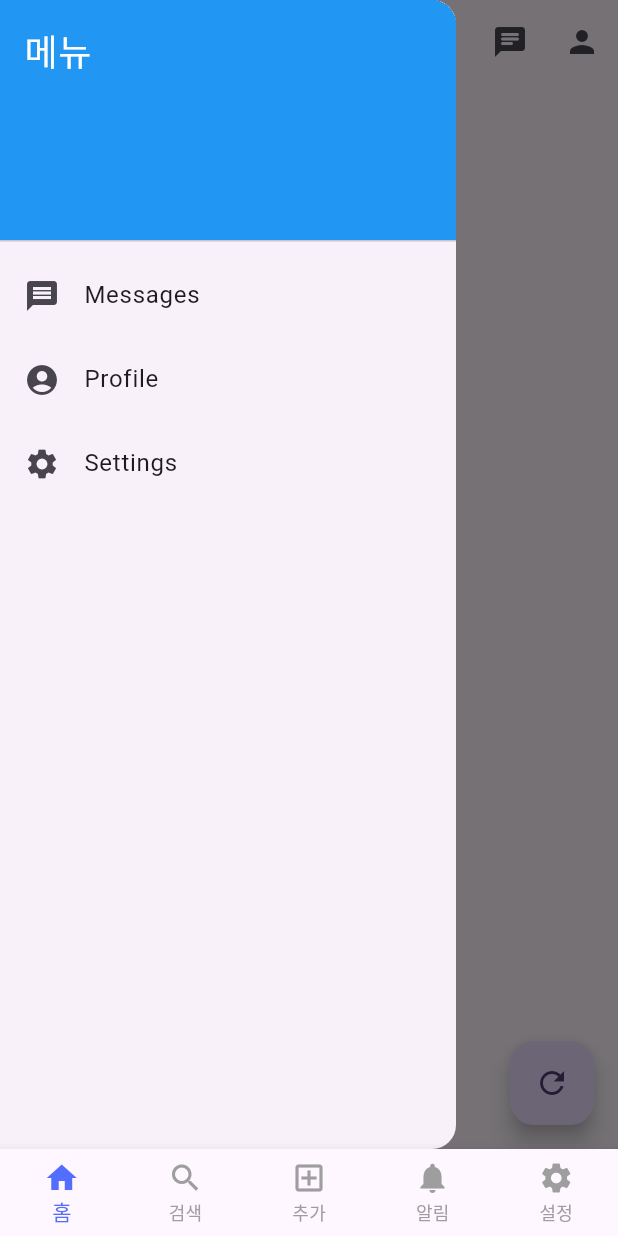
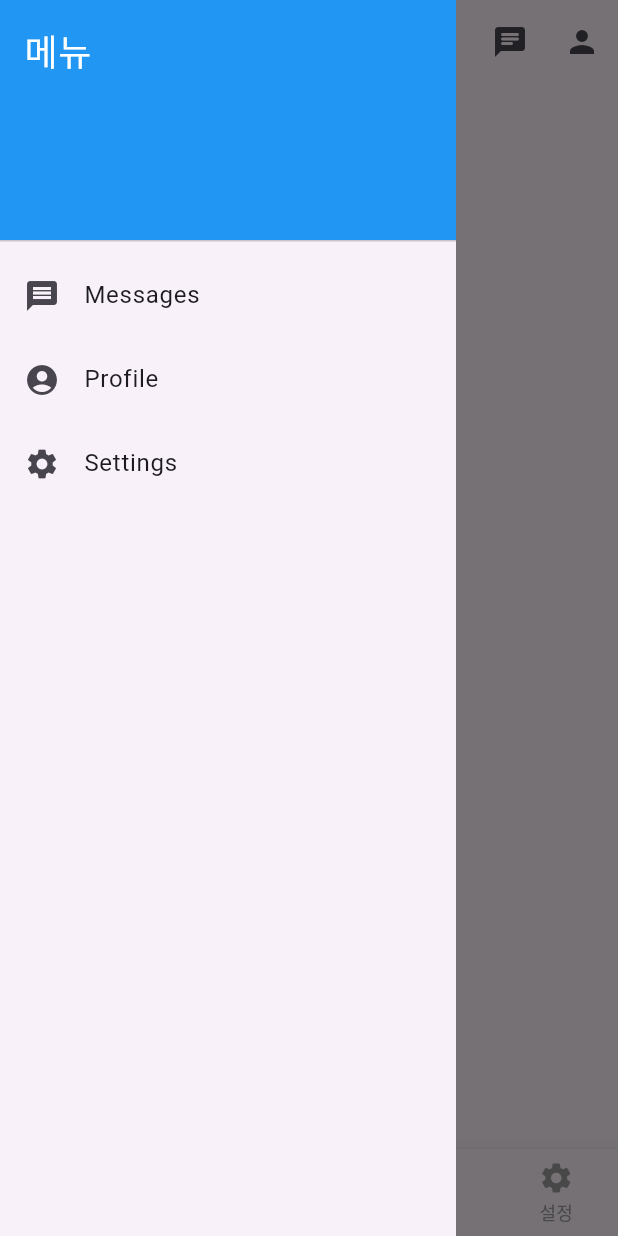
Before and after one commit to kumgold/blind-clone-flutter, a Flutter app: the screen it shows after launch, with the side drawer open, on a phone screen of 412 x 824 dp. Run offline on Flutter 3.47's test engine with Material 3 defaults, Android fonts, the phone set to English and light mode, and no system bars; our stand-ins replace equatable, firebase_core, firebase_database, flutter_bloc; accounts and stored records are empty.

Commit message:
📝 refactor screen depth

```diff
--- a/blind-clone/lib/main.dart
+++ b/blind-clone/lib/main.dart
@@ -1,4 +1,5 @@
 import 'package:blind_clone_flutter/data/post_repository.dart';
+import 'package:blind_clone_flutter/share/drawer_scaffold.dart';
 import 'package:blind_clone_flutter/ui/home/home_bloc.dart';
 import 'package:blind_clone_flutter/ui/home/home_screen.dart';
 import 'package:blind_clone_flutter/ui/search/search_bloc.dart';
@@ -42,6 +43,8 @@ class _MainPageState extends State<MainPage> {
   // 현재 선택된 탭의 인덱스를 저장할 변수
   int _selectedIndex = 0;
 
+  static final List<String> _titleList = ["홈", "검색", "추가", "알림", "설정"];
+
   // 각 탭에 해당하는 페이지 위젯들을 리스트로 정의
   static final List<Widget> _widgetOptions = <Widget>[
     // 각 탭을 눌렀을 때 보여줄 페이지 위젯들
@@ -69,10 +72,10 @@ class _MainPageState extends State<MainPage> {
 
   @override
   Widget build(BuildContext context) {
-    return Scaffold(
+    return DrawerScaffold(
+      title: _titleList[_selectedIndex],
       // _selectedIndex에 따라 _widgetOptions 리스트에서 적절한 페이지를 선택하여 표시
       body: Center(child: _widgetOptions.elementAt(_selectedIndex)),
-
       bottomNavigationBar: BottomNavigationBar(
         items: const <BottomNavigationBarItem>[
           BottomNavigationBarItem(icon: Icon(Icons.home), label: '홈'),
--- a/blind-clone/lib/share/drawer_scaffold.dart
+++ b/blind-clone/lib/share/drawer_scaffold.dart
@@ -4,11 +4,13 @@ class DrawerScaffold extends StatelessWidget {
   final Widget body;
   final String title;
   final Widget? floatingActionButton;
+  final Widget? bottomNavigationBar;
 
   const DrawerScaffold({
     required this.body,
     required this.title,
     this.floatingActionButton,
+    this.bottomNavigationBar,
     super.key,
   });
 
@@ -24,6 +26,7 @@ class DrawerScaffold extends StatelessWidget {
         ],
       ),
       drawer: Drawer(
+        shape: const RoundedRectangleBorder(borderRadius: BorderRadius.zero),
         child: ListView(
           children: [
             const DrawerHeader(
@@ -59,6 +62,7 @@ class DrawerScaffold extends StatelessWidget {
       ),
       body: body,
       floatingActionButton: floatingActionButton,
+      bottomNavigationBar: bottomNavigationBar,
     );
   }
 }
--- a/blind-clone/lib/ui/home/home_screen.dart
+++ b/blind-clone/lib/ui/home/home_screen.dart
@@ -1,4 +1,3 @@
-import 'package:blind_clone_flutter/share/drawer_scaffold.dart';
 import 'package:blind_clone_flutter/ui/home/home_bloc.dart';
 import 'package:blind_clone_flutter/ui/home/home_state.dart';
 import 'package:blind_clone_flutter/ui/post_detail/post_detail_screen.dart';
@@ -10,9 +9,7 @@ class HomeScreen extends StatelessWidget {
 
   @override
   Widget build(BuildContext context) {
-    return DrawerScaffold(
-      title: 'Home',
-      body: Center(
+    return Center(
       child: BlocBuilder<HomeBloc, HomeState>(
         builder: (context, state) {
           if (state is HomeInitial) {
@@ -37,8 +34,7 @@ class HomeScreen extends StatelessWidget {
                     Navigator.push(
                       context,
                       MaterialPageRoute(
-                          builder: (context) =>
-                              PostDetailScreen(postId: post.id),
+                        builder: (context) => PostDetailScreen(postId: post.id),
                       ),
                     );
                   },
@@ -49,13 +45,6 @@ class HomeScreen extends StatelessWidget {
           return Text('error state');
         },
       ),
-      ),
-      floatingActionButton: FloatingActionButton(
-        onPressed: () {
-          context.read<HomeBloc>().add(FetchPosts());
-        },
-        child: const Icon(Icons.refresh),
-      ),
     );
   }
 }
--- a/blind-clone/lib/ui/search/search_screen.dart
+++ b/blind-clone/lib/ui/search/search_screen.dart
@@ -1,4 +1,3 @@
-import 'package:blind_clone_flutter/share/drawer_scaffold.dart';
 import 'package:flutter/material.dart';
 
 class SearchScreen extends StatelessWidget {
@@ -6,6 +5,6 @@ class SearchScreen extends StatelessWidget {
 
   @override
   Widget build(BuildContext context) {
-    return DrawerScaffold(body: Center(), title: "검색");
+    return Center();
   }
 }
```
Lines whose indentation alone changed are shown as unchanged.
